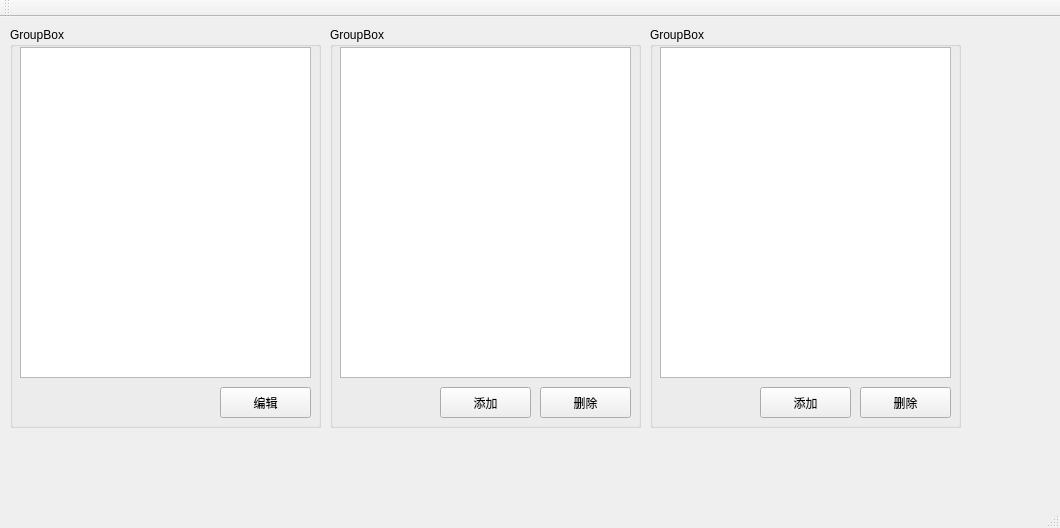
Old version of the form modelDesign/modelDesign/mainWindow.ui in the repository fresh-ji/SimuFrame.
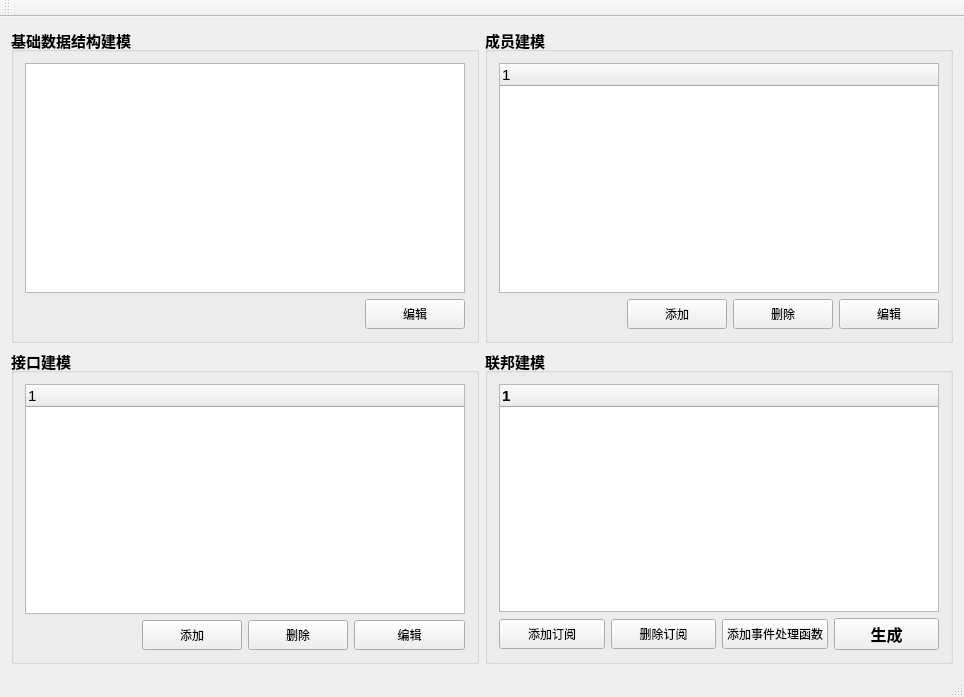
New version of the form.

Patch:
```diff
--- a/modelDesign/modelDesign/mainWindow.ui
+++ b/modelDesign/modelDesign/mainWindow.ui
@@ -6,155 +6,501 @@
    <rect>
     <x>0</x>
     <y>0</y>
-    <width>1060</width>
-    <height>528</height>
+    <width>964</width>
+    <height>697</height>
    </rect>
   </property>
+  <property name="minimumSize">
+   <size>
+    <width>0</width>
+    <height>0</height>
+   </size>
+  </property>
+  <property name="maximumSize">
+   <size>
+    <width>16777215</width>
+    <height>16777215</height>
+   </size>
+  </property>
   <property name="windowTitle">
    <string>mainWindow</string>
   </property>
   <widget class="QWidget" name="centralWidget">
-   <widget class="QGroupBox" name="groupBox">
-    <property name="geometry">
-     <rect>
-      <x>10</x>
-      <y>10</y>
-      <width>311</width>
-      <height>401</height>
-     </rect>
-    </property>
-    <property name="title">
-     <string>GroupBox</string>
-    </property>
-    <widget class="QTextBrowser" name="textBrowser">
-     <property name="geometry">
-      <rect>
-       <x>10</x>
-       <y>20</y>
-       <width>291</width>
-       <height>331</height>
-      </rect>
-     </property>
-     <property name="html">
-      <string>&lt;!DOCTYPE HTML PUBLIC &quot;-//W3C//DTD HTML 4.0//EN&quot; &quot;http://www.w3.org/TR/REC-html40/strict.dtd&quot;&gt;
+   <layout class="QGridLayout" name="gridLayout">
+    <item row="1" column="1">
+     <widget class="QGroupBox" name="groupBox_4">
+      <property name="font">
+       <font>
+        <pointsize>11</pointsize>
+        <weight>75</weight>
+        <bold>true</bold>
+       </font>
+      </property>
+      <property name="title">
+       <string>联邦建模</string>
+      </property>
+      <layout class="QGridLayout" name="gridLayout_5">
+       <item row="0" column="0" colspan="4">
+        <widget class="QTreeWidget" name="treeWidget_3">
+         <property name="sizePolicy">
+          <sizepolicy hsizetype="Preferred" vsizetype="Preferred">
+           <horstretch>0</horstretch>
+           <verstretch>0</verstretch>
+          </sizepolicy>
+         </property>
+         <property name="font">
+          <font>
+           <pointsize>11</pointsize>
+          </font>
+         </property>
+         <column>
+          <property name="text">
+           <string notr="true">1</string>
+          </property>
+         </column>
+        </widget>
+       </item>
+       <item row="1" column="0">
+        <widget class="QPushButton" name="pushButton_8">
+         <property name="minimumSize">
+          <size>
+           <width>100</width>
+           <height>30</height>
+          </size>
+         </property>
+         <property name="font">
+          <font>
+           <pointsize>9</pointsize>
+           <weight>50</weight>
+           <bold>false</bold>
+          </font>
+         </property>
+         <property name="text">
+          <string>添加订阅</string>
+         </property>
+        </widget>
+       </item>
+       <item row="1" column="1">
+        <widget class="QPushButton" name="pushButton_9">
+         <property name="minimumSize">
+          <size>
+           <width>100</width>
+           <height>30</height>
+          </size>
+         </property>
+         <property name="font">
+          <font>
+           <pointsize>9</pointsize>
+           <weight>50</weight>
+           <bold>false</bold>
+          </font>
+         </property>
+         <property name="text">
+          <string>删除订阅</string>
+         </property>
+        </widget>
+       </item>
+       <item row="1" column="2">
+        <widget class="QPushButton" name="pushButton_10">
+         <property name="minimumSize">
+          <size>
+           <width>100</width>
+           <height>30</height>
+          </size>
+         </property>
+         <property name="font">
+          <font>
+           <pointsize>9</pointsize>
+           <weight>50</weight>
+           <bold>false</bold>
+          </font>
+         </property>
+         <property name="text">
+          <string>添加事件处理函数</string>
+         </property>
+        </widget>
+       </item>
+       <item row="1" column="3">
+        <widget class="QPushButton" name="pushButton_11">
+         <property name="minimumSize">
+          <size>
+           <width>100</width>
+           <height>30</height>
+          </size>
+         </property>
+         <property name="font">
+          <font>
+           <family>Leelawadee UI</family>
+           <pointsize>12</pointsize>
+           <weight>75</weight>
+           <italic>false</italic>
+           <bold>true</bold>
+           <underline>false</underline>
+           <strikeout>false</strikeout>
+          </font>
+         </property>
+         <property name="text">
+          <string>生成</string>
+         </property>
+        </widget>
+       </item>
+      </layout>
+     </widget>
+    </item>
+    <item row="0" column="0">
+     <widget class="QGroupBox" name="groupBox">
+      <property name="sizePolicy">
+       <sizepolicy hsizetype="Preferred" vsizetype="Preferred">
+        <horstretch>0</horstretch>
+        <verstretch>0</verstretch>
+       </sizepolicy>
+      </property>
+      <property name="font">
+       <font>
+        <pointsize>11</pointsize>
+        <weight>75</weight>
+        <bold>true</bold>
+       </font>
+      </property>
+      <property name="title">
+       <string>基础数据结构建模</string>
+      </property>
+      <layout class="QGridLayout" name="gridLayout_2">
+       <item row="0" column="0" colspan="2">
+        <widget class="QTextBrowser" name="textBrowser">
+         <property name="sizePolicy">
+          <sizepolicy hsizetype="Preferred" vsizetype="Preferred">
+           <horstretch>0</horstretch>
+           <verstretch>0</verstretch>
+          </sizepolicy>
+         </property>
+         <property name="font">
+          <font>
+           <pointsize>13</pointsize>
+           <weight>50</weight>
+           <bold>false</bold>
+          </font>
+         </property>
+         <property name="html">
+          <string>&lt;!DOCTYPE HTML PUBLIC &quot;-//W3C//DTD HTML 4.0//EN&quot; &quot;http://www.w3.org/TR/REC-html40/strict.dtd&quot;&gt;
 &lt;html&gt;&lt;head&gt;&lt;meta name=&quot;qrichtext&quot; content=&quot;1&quot; /&gt;&lt;style type=&quot;text/css&quot;&gt;
 p, li { white-space: pre-wrap; }
-&lt;/style&gt;&lt;/head&gt;&lt;body style=&quot; font-family:'SimSun'; font-size:9pt; font-weight:400; font-style:normal;&quot;&gt;
-&lt;p style=&quot;-qt-paragraph-type:empty; margin-top:0px; margin-bottom:0px; margin-left:0px; margin-right:0px; -qt-block-indent:0; text-indent:0px;&quot;&gt;&lt;br /&gt;&lt;/p&gt;&lt;/body&gt;&lt;/html&gt;</string>
-     </property>
-    </widget>
-    <widget class="QPushButton" name="pushButton">
-     <property name="geometry">
-      <rect>
-       <x>210</x>
-       <y>360</y>
-       <width>91</width>
-       <height>31</height>
-      </rect>
-     </property>
-     <property name="text">
-      <string>编辑</string>
-     </property>
-    </widget>
-   </widget>
-   <widget class="QGroupBox" name="groupBox_2">
-    <property name="geometry">
-     <rect>
-      <x>330</x>
-      <y>10</y>
-      <width>311</width>
-      <height>401</height>
-     </rect>
-    </property>
-    <property name="title">
-     <string>GroupBox</string>
-    </property>
-    <widget class="QListView" name="listView">
-     <property name="geometry">
-      <rect>
-       <x>10</x>
-       <y>20</y>
-       <width>291</width>
-       <height>331</height>
-      </rect>
-     </property>
-    </widget>
-    <widget class="QPushButton" name="pushButton_2">
-     <property name="geometry">
-      <rect>
-       <x>110</x>
-       <y>360</y>
-       <width>91</width>
-       <height>31</height>
-      </rect>
-     </property>
-     <property name="text">
-      <string>添加</string>
-     </property>
-    </widget>
-    <widget class="QPushButton" name="pushButton_3">
-     <property name="geometry">
-      <rect>
-       <x>210</x>
-       <y>360</y>
-       <width>91</width>
-       <height>31</height>
-      </rect>
-     </property>
-     <property name="text">
-      <string>删除</string>
-     </property>
-    </widget>
-   </widget>
-   <widget class="QGroupBox" name="groupBox_3">
-    <property name="geometry">
-     <rect>
-      <x>650</x>
-      <y>10</y>
-      <width>311</width>
-      <height>401</height>
-     </rect>
-    </property>
-    <property name="title">
-     <string>GroupBox</string>
-    </property>
-    <widget class="QListView" name="listView_2">
-     <property name="geometry">
-      <rect>
-       <x>10</x>
-       <y>20</y>
-       <width>291</width>
-       <height>331</height>
-      </rect>
-     </property>
-    </widget>
-    <widget class="QPushButton" name="pushButton_5">
-     <property name="geometry">
-      <rect>
-       <x>110</x>
-       <y>360</y>
-       <width>91</width>
-       <height>31</height>
-      </rect>
-     </property>
-     <property name="text">
-      <string>添加</string>
-     </property>
-    </widget>
-   </widget>
-   <widget class="QPushButton" name="pushButton_6">
-    <property name="geometry">
-     <rect>
-      <x>860</x>
-      <y>370</y>
-      <width>91</width>
-      <height>31</height>
-     </rect>
-    </property>
-    <property name="text">
-     <string>删除</string>
-    </property>
-   </widget>
+&lt;/style&gt;&lt;/head&gt;&lt;body style=&quot; font-family:'SimSun'; font-size:13pt; font-weight:400; font-style:normal;&quot;&gt;
+&lt;p style=&quot;-qt-paragraph-type:empty; margin-top:0px; margin-bottom:0px; margin-left:0px; margin-right:0px; -qt-block-indent:0; text-indent:0px; font-size:9pt;&quot;&gt;&lt;br /&gt;&lt;/p&gt;&lt;/body&gt;&lt;/html&gt;</string>
+         </property>
+        </widget>
+       </item>
+       <item row="1" column="1">
+        <widget class="QPushButton" name="pushButton">
+         <property name="sizePolicy">
+          <sizepolicy hsizetype="Preferred" vsizetype="Preferred">
+           <horstretch>0</horstretch>
+           <verstretch>0</verstretch>
+          </sizepolicy>
+         </property>
+         <property name="minimumSize">
+          <size>
+           <width>100</width>
+           <height>30</height>
+          </size>
+         </property>
+         <property name="maximumSize">
+          <size>
+           <width>100</width>
+           <height>30</height>
+          </size>
+         </property>
+         <property name="font">
+          <font>
+           <pointsize>9</pointsize>
+           <weight>50</weight>
+           <bold>false</bold>
+          </font>
+         </property>
+         <property name="text">
+          <string>编辑</string>
+         </property>
+        </widget>
+       </item>
+      </layout>
+     </widget>
+    </item>
+    <item row="1" column="0">
+     <widget class="QGroupBox" name="groupBox_2">
+      <property name="sizePolicy">
+       <sizepolicy hsizetype="Preferred" vsizetype="Preferred">
+        <horstretch>0</horstretch>
+        <verstretch>0</verstretch>
+       </sizepolicy>
+      </property>
+      <property name="font">
+       <font>
+        <pointsize>11</pointsize>
+        <weight>75</weight>
+        <bold>true</bold>
+       </font>
+      </property>
+      <property name="title">
+       <string>接口建模</string>
+      </property>
+      <layout class="QGridLayout" name="gridLayout_3">
+       <item row="1" column="1">
+        <widget class="QPushButton" name="pushButton_2">
+         <property name="sizePolicy">
+          <sizepolicy hsizetype="Preferred" vsizetype="Preferred">
+           <horstretch>0</horstretch>
+           <verstretch>0</verstretch>
+          </sizepolicy>
+         </property>
+         <property name="minimumSize">
+          <size>
+           <width>100</width>
+           <height>30</height>
+          </size>
+         </property>
+         <property name="maximumSize">
+          <size>
+           <width>100</width>
+           <height>30</height>
+          </size>
+         </property>
+         <property name="font">
+          <font>
+           <pointsize>9</pointsize>
+           <weight>50</weight>
+           <bold>false</bold>
+          </font>
+         </property>
+         <property name="text">
+          <string>添加</string>
+         </property>
+        </widget>
+       </item>
+       <item row="1" column="2">
+        <widget class="QPushButton" name="pushButton_3">
+         <property name="sizePolicy">
+          <sizepolicy hsizetype="Preferred" vsizetype="Preferred">
+           <horstretch>0</horstretch>
+           <verstretch>0</verstretch>
+          </sizepolicy>
+         </property>
+         <property name="minimumSize">
+          <size>
+           <width>100</width>
+           <height>30</height>
+          </size>
+         </property>
+         <property name="maximumSize">
+          <size>
+           <width>100</width>
+           <height>30</height>
+          </size>
+         </property>
+         <property name="font">
+          <font>
+           <pointsize>9</pointsize>
+           <weight>50</weight>
+           <bold>false</bold>
+          </font>
+         </property>
+         <property name="text">
+          <string>删除</string>
+         </property>
+        </widget>
+       </item>
+       <item row="1" column="3">
+        <widget class="QPushButton" name="pushButton_4">
+         <property name="sizePolicy">
+          <sizepolicy hsizetype="Preferred" vsizetype="Preferred">
+           <horstretch>0</horstretch>
+           <verstretch>0</verstretch>
+          </sizepolicy>
+         </property>
+         <property name="minimumSize">
+          <size>
+           <width>100</width>
+           <height>30</height>
+          </size>
+         </property>
+         <property name="font">
+          <font>
+           <pointsize>9</pointsize>
+           <weight>50</weight>
+           <bold>false</bold>
+          </font>
+         </property>
+         <property name="text">
+          <string>编辑</string>
+         </property>
+        </widget>
+       </item>
+       <item row="0" column="0" colspan="4">
+        <widget class="QTreeWidget" name="treeWidget">
+         <property name="sizePolicy">
+          <sizepolicy hsizetype="Preferred" vsizetype="Preferred">
+           <horstretch>0</horstretch>
+           <verstretch>0</verstretch>
+          </sizepolicy>
+         </property>
+         <property name="font">
+          <font>
+           <pointsize>11</pointsize>
+           <weight>50</weight>
+           <bold>false</bold>
+           <underline>false</underline>
+          </font>
+         </property>
+         <property name="mouseTracking">
+          <bool>false</bool>
+         </property>
+         <property name="autoFillBackground">
+          <bool>false</bool>
+         </property>
+         <property name="inputMethodHints">
+          <set>Qt::ImhNone</set>
+         </property>
+         <property name="frameShape">
+          <enum>QFrame::StyledPanel</enum>
+         </property>
+         <property name="lineWidth">
+          <number>1</number>
+         </property>
+         <property name="midLineWidth">
+          <number>0</number>
+         </property>
+         <column>
+          <property name="text">
+           <string notr="true">1</string>
+          </property>
+         </column>
+        </widget>
+       </item>
+      </layout>
+     </widget>
+    </item>
+    <item row="0" column="1">
+     <widget class="QGroupBox" name="groupBox_3">
+      <property name="sizePolicy">
+       <sizepolicy hsizetype="Preferred" vsizetype="Preferred">
+        <horstretch>0</horstretch>
+        <verstretch>0</verstretch>
+       </sizepolicy>
+      </property>
+      <property name="font">
+       <font>
+        <pointsize>11</pointsize>
+        <weight>75</weight>
+        <bold>true</bold>
+       </font>
+      </property>
+      <property name="title">
+       <string>成员建模</string>
+      </property>
+      <layout class="QGridLayout" name="gridLayout_4">
+       <item row="1" column="3">
+        <widget class="QPushButton" name="pushButton_7">
+         <property name="minimumSize">
+          <size>
+           <width>100</width>
+           <height>30</height>
+          </size>
+         </property>
+         <property name="maximumSize">
+          <size>
+           <width>100</width>
+           <height>30</height>
+          </size>
+         </property>
+         <property name="font">
+          <font>
+           <pointsize>9</pointsize>
+           <weight>50</weight>
+           <bold>false</bold>
+          </font>
+         </property>
+         <property name="text">
+          <string>编辑</string>
+         </property>
+        </widget>
+       </item>
+       <item row="1" column="1">
+        <widget class="QPushButton" name="pushButton_5">
+         <property name="minimumSize">
+          <size>
+           <width>100</width>
+           <height>30</height>
+          </size>
+         </property>
+         <property name="maximumSize">
+          <size>
+           <width>100</width>
+           <height>30</height>
+          </size>
+         </property>
+         <property name="font">
+          <font>
+           <pointsize>9</pointsize>
+           <weight>50</weight>
+           <bold>false</bold>
+          </font>
+         </property>
+         <property name="text">
+          <string>添加</string>
+         </property>
+        </widget>
+       </item>
+       <item row="0" column="0" colspan="4">
+        <widget class="QTreeWidget" name="treeWidget_2">
+         <property name="sizePolicy">
+          <sizepolicy hsizetype="Preferred" vsizetype="Preferred">
+           <horstretch>0</horstretch>
+           <verstretch>0</verstretch>
+          </sizepolicy>
+         </property>
+         <property name="font">
+          <font>
+           <pointsize>11</pointsize>
+           <weight>50</weight>
+           <bold>false</bold>
+          </font>
+         </property>
+         <column>
+          <property name="text">
+           <string notr="true">1</string>
+          </property>
+         </column>
+        </widget>
+       </item>
+       <item row="1" column="2">
+        <widget class="QPushButton" name="pushButton_6">
+         <property name="minimumSize">
+          <size>
+           <width>100</width>
+           <height>30</height>
+          </size>
+         </property>
+         <property name="maximumSize">
+          <size>
+           <width>100</width>
+           <height>30</height>
+          </size>
+         </property>
+         <property name="font">
+          <font>
+           <pointsize>9</pointsize>
+           <weight>50</weight>
+           <bold>false</bold>
+          </font>
+         </property>
+         <property name="text">
+          <string>删除</string>
+         </property>
+        </widget>
+       </item>
+      </layout>
+     </widget>
+    </item>
+   </layout>
   </widget>
   <widget class="QMenuBar" name="menuBar">
    <property name="geometry">
```
Left out of the diff: 180 changed lines with no effect on the pictures.
